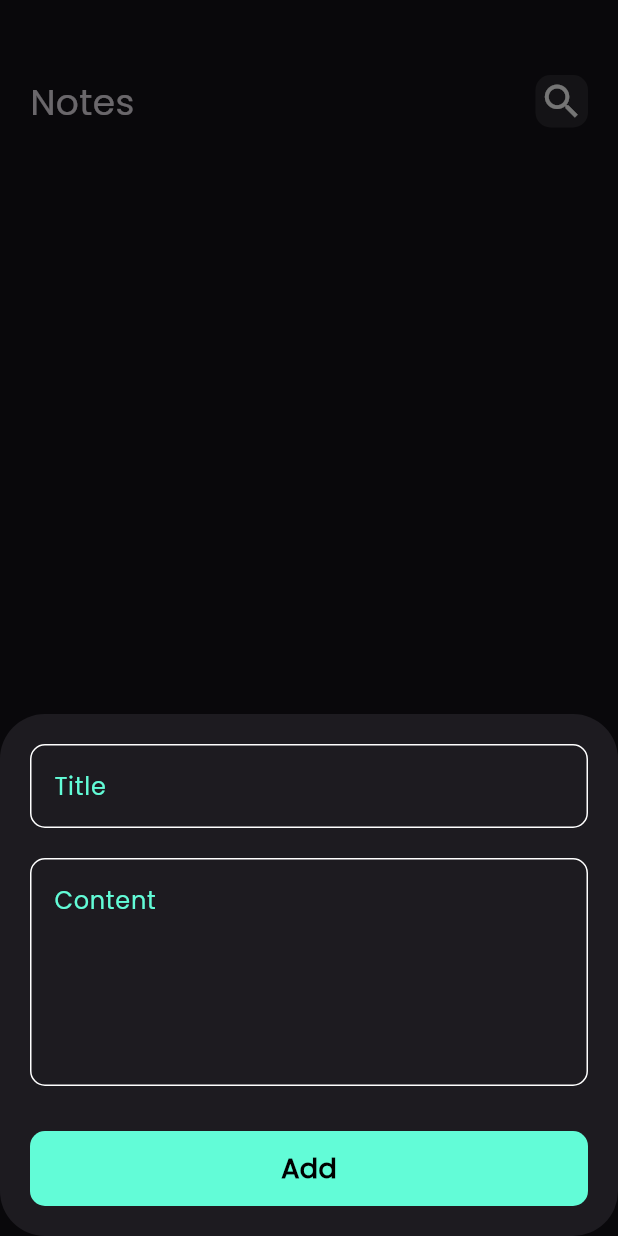
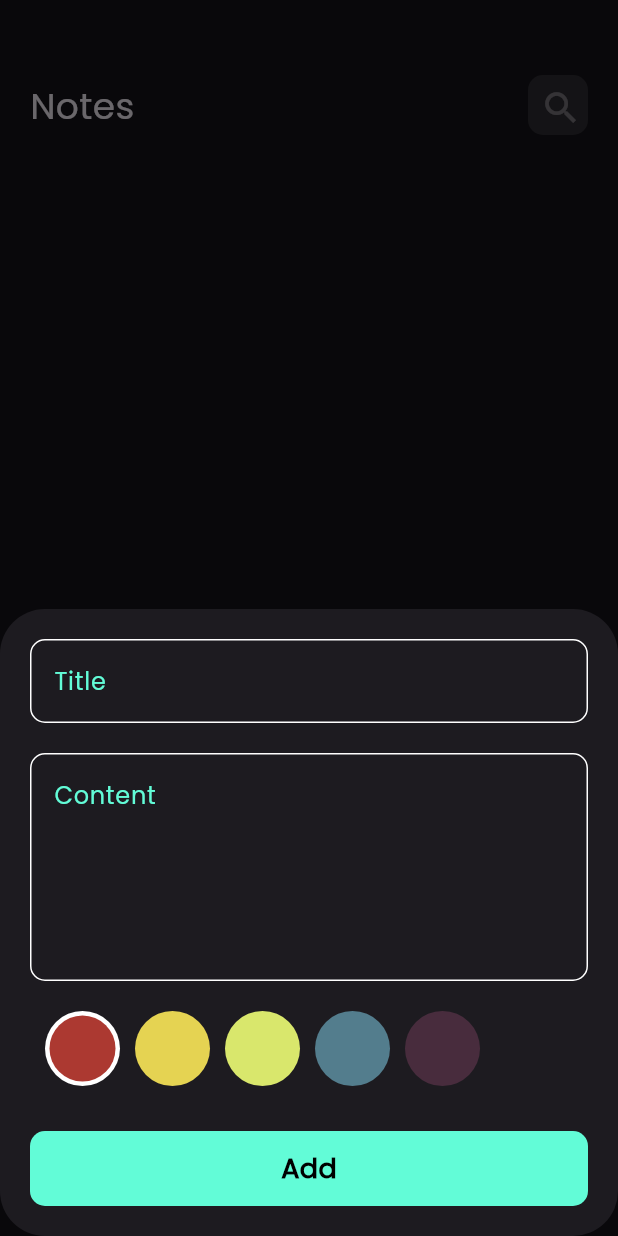
Before and after one commit to MohamedSoliman1368/note_app, a Flutter app: the screen it shows after launch, after a tap on the "add" icon, on a phone screen of 412 x 824 dp. Run offline on Flutter 3.47's test engine with Material 3 defaults, Android fonts, the phone set to English and light mode, and no system bars; our stand-ins replace flutter_bloc, font_awesome_flutter, hive, hive_flutter, modal_progress_hud_nsn; accounts and stored records are empty.

Commit message:
add color note

```diff
--- a/lib/cubits/cubit_add_note/add_note_cubit.dart
+++ b/lib/cubits/cubit_add_note/add_note_cubit.dart
@@ -1,3 +1,5 @@
+import 'dart:ui';
+
 import 'package:flutter_bloc/flutter_bloc.dart';
 import 'package:hive/hive.dart';
 import 'package:note/models/note_model.dart';
@@ -7,8 +9,9 @@ import 'add_note_state.dart';
 
 class AddNoteCubit extends Cubit <AddNoteState>{
   AddNoteCubit() : super(AddNoteInitial());
-
-  addNote(NoteModel note){
+  Color color = const Color(0xffAC3931);
+  addNote(NoteModel note)async{
+    note.color = color.value;
     emit(AddNoteLoading());
     try {
       var notesBox = Hive.box<NoteModel>(kNoteBox);
--- a/lib/cubits/note_cubit/note_cubit.dart
+++ b/lib/cubits/note_cubit/note_cubit.dart
@@ -12,5 +12,6 @@ class NoteCubit extends Cubit<NoteState> {
   fetchNotes() {
     var notesBox = Hive.box<NoteModel>(kNoteBox);
     notes = notesBox.values.toList();
+    emit(NoteSuccess());
   }
 }
--- a/lib/cubits/note_cubit/note_state.dart
+++ b/lib/cubits/note_cubit/note_state.dart
@@ -3,3 +3,4 @@ import '../../models/note_model.dart';
 
 class NoteState{}
 class NoteInitial extends NoteState{}
+class NoteSuccess extends NoteState{}
--- a/lib/main.dart
+++ b/lib/main.dart
@@ -4,9 +4,10 @@ import 'package:hive_flutter/adapters.dart';
 import 'package:note/constants.dart';
 import 'package:note/simple_bloc_observer.dart';
 import 'package:note/views/home_view.dart';
+import 'cubits/note_cubit/note_cubit.dart';
 import 'models/note_model.dart';
 
-void main()async {
+void main() async {
   await Hive.initFlutter();
   Bloc.observer = SimpleBlocObserver();
   Hive.registerAdapter(NoteModelAdapter());
@@ -19,14 +20,17 @@ class NoteApp extends StatelessWidget {
 
   @override
   Widget build(BuildContext context) {
-    return MaterialApp(
-      debugShowCheckedModeBanner: false,
-      theme: ThemeData(
-        fontFamily:'Poppins',
-        brightness: Brightness.dark,
+    return BlocProvider(
+      create: (context) =>  NoteCubit(),
+      child: MaterialApp(
+        debugShowCheckedModeBanner: false,
+        theme: ThemeData(
+          fontFamily: 'Poppins',
+          brightness: Brightness.dark,
+        ),
+        home: const HomeView(),
+
       ),
-      home: const HomeView(),
-
     );
   }
 }
--- a/lib/models/note_model.dart
+++ b/lib/models/note_model.dart
@@ -4,13 +4,13 @@ part 'note_model.g.dart';
 @HiveType(typeId: 0)
 class NoteModel extends HiveObject {
   @HiveField(0)
-  final String title;
+   String title;
   @HiveField(1)
-  final String subtitle;
+   String subtitle;
   @HiveField(2)
   final String date;
   @HiveField(3)
-  final int color;
+   int color;
 
   NoteModel({required this.title, required this.subtitle, required this.date, required this.color});
 }
--- a/lib/views/home_view.dart
+++ b/lib/views/home_view.dart
@@ -10,9 +10,7 @@ class HomeView extends StatelessWidget {
 
   @override
   Widget build(BuildContext context) {
-    return BlocProvider(
-      create: (context) => NoteCubit(),
-      child: Scaffold(
+    return Scaffold(
       resizeToAvoidBottomInset: false,
       floatingActionButton: FloatingActionButton(
         onPressed: () {
@@ -33,7 +31,6 @@ class HomeView extends StatelessWidget {
         child: const Icon(Icons.add),
       ),
       body: const NotesViewBody(),
-      ),
     );
   }
 }
--- a/lib/views/widgets/add_note_bottom_sheet.dart
+++ b/lib/views/widgets/add_note_bottom_sheet.dart
@@ -3,6 +3,7 @@ import 'package:flutter_bloc/flutter_bloc.dart';
 import 'package:modal_progress_hud_nsn/modal_progress_hud_nsn.dart';
 import '../../cubits/cubit_add_note/add_note_cubit.dart';
 import '../../cubits/cubit_add_note/add_note_state.dart';
+import '../../cubits/note_cubit/note_cubit.dart';
 import 'add_note_form.dart';
 
 class AddNoteBottomSheet extends StatelessWidget {
@@ -19,6 +20,7 @@ class AddNoteBottomSheet extends StatelessWidget {
           }
           if (state is AddNoteSuccess) {
             Navigator.pop(context);
+            BlocProvider.of<NoteCubit>(context).fetchNotes();
           }
         },
         builder: (context, state) {
--- a/lib/views/widgets/add_note_form.dart
+++ b/lib/views/widgets/add_note_form.dart
@@ -5,8 +5,9 @@ import 'package:intl/intl.dart';
 import '../../cubits/cubit_add_note/add_note_cubit.dart';
 import '../../cubits/cubit_add_note/add_note_state.dart';
 import '../../models/note_model.dart';
+import 'color_item.dart';
 import 'custom_button.dart';
-import 'custom_text_field.dart';
+import 'custom_text_form_field.dart';
 
 class AddNoteForm extends StatefulWidget {
   const AddNoteForm({super.key});
@@ -28,20 +29,22 @@ class _AddNoteFormState extends State<AddNoteForm> {
       child: Column(
         children: [
           const SizedBox(height: 20),
-          CustomTextField(
+          CustomTextFormField(
             hintText: 'Title',
             onSaved: (value) {
               title = value;
             },
           ),
           const SizedBox(height: 20),
-          CustomTextField(
+          CustomTextFormField(
             hintText: 'Content',
             maxLines: 5,
             onSaved: (value) {
               subtitle = value;
             },
           ),
+          const SizedBox(height: 20),
+          ColorsList(),
           const SizedBox(height: 30),
           BlocBuilder<AddNoteCubit, AddNoteState>(
             builder: (context, state) {
--- /dev/null
+++ b/lib/views/widgets/color_item.dart
@@ -0,0 +1,64 @@
+import 'package:flutter/material.dart';
+import 'package:flutter_bloc/flutter_bloc.dart';
+
+import '../../cubits/cubit_add_note/add_note_cubit.dart';
+
+class ColorsItem extends StatelessWidget {
+  const ColorsItem({super.key, required this.isSelected, required this.color});
+
+  final bool isSelected;
+  final Color color;
+
+  @override
+  Widget build(BuildContext context) {
+    return isSelected
+        ? CircleAvatar(
+          radius: 25,
+          backgroundColor: Colors.white,
+          child: CircleAvatar(radius: 22, backgroundColor: color),
+        )
+        : CircleAvatar(radius: 25, backgroundColor: color);
+  }
+}
+
+class ColorsList extends StatefulWidget {
+  const ColorsList({super.key});
+
+  @override
+  State<ColorsList> createState() => _ColorsListState();
+}
+
+class _ColorsListState extends State<ColorsList> {
+  int currentIndex = 0;
+
+  List<Color> colors = const [
+    Color(0xffAC3931),
+    Color(0xffE5D352),
+    Color(0xffD9E76C),
+    Color(0xff537D8D),
+    Color(0xff482C3D),
+  ];
+  @override
+  Widget build(BuildContext context) {
+    return SizedBox(
+      height: 25 * 2,
+      child: ListView.builder(
+        scrollDirection: Axis.horizontal,
+        itemCount: colors.length,
+        itemBuilder: (context, index) {
+          return Padding(
+            padding: const EdgeInsets.only(left: 10),
+            child: GestureDetector(
+              onTap: () {
+                currentIndex = index;
+                BlocProvider.of<AddNoteCubit>(context).color = colors[index];
+                setState(() {});
+              },
+              child: ColorsItem(isSelected: currentIndex == index, color: colors[index]),
+            ),
+          );
+        },
+      ),
+    );
+  }
+}
--- a/lib/views/widgets/custom_app_bar.dart
+++ b/lib/views/widgets/custom_app_bar.dart
@@ -1,12 +1,13 @@
 import 'package:flutter/cupertino.dart';
 import 'package:flutter/material.dart';
 
-import 'custom_icon_search.dart';
+import 'custom_icon.dart';
 
 class CustomAppBar extends StatelessWidget {
-  const CustomAppBar({super.key, required this.title, required this.icon});
+  const CustomAppBar({super.key, required this.title, required this.icon, this.onPressed});
   final String title;
   final IconData icon;
+  final void Function()? onPressed;
 
   @override
   Widget build(BuildContext context) {
@@ -14,7 +15,7 @@ class CustomAppBar extends StatelessWidget {
       children: [
          Text(title, style: TextStyle(fontSize: 24)),
         const Spacer(),
-        CustomIconSearch(icon: icon,),
+        CustomIcon(icon: icon,onPressed:onPressed ,),
       ],
     );
   }
--- a/lib/views/widgets/custom_icon_search.dart
+++ b/lib/views/widgets/custom_icon.dart
@@ -1,20 +1,20 @@
 import 'package:flutter/material.dart';
 
-class CustomIconSearch extends StatelessWidget {
-  const CustomIconSearch({
-    super.key, required this.icon,
-  });
+class CustomIcon extends StatelessWidget {
+  const CustomIcon({super.key, required this.icon, this.onPressed});
   final IconData icon;
+  final void Function()? onPressed;
 
   @override
   Widget build(BuildContext context) {
     return Container(
-      height: 35,
-      width: 35,
+      height: 40,
+      width: 40,
       decoration: BoxDecoration(
         color: Colors.white.withValues(alpha: 0.1),
         borderRadius: BorderRadius.circular(10),
       ),
-      child: Icon(icon, size: 30,),);
+      child: IconButton(onPressed: onPressed, icon: Icon(icon, size: 28)),
+    );
   }
 }
--- a/lib/views/widgets/custom_text_field.dart
+++ b/lib/views/widgets/custom_text_form_field.dart
@@ -1,10 +1,11 @@
 import 'package:flutter/material.dart';
 import '../../constants.dart';
-class CustomTextField extends StatelessWidget {
-  const CustomTextField({super.key, this.hintText, this.maxLines=1, this.onSaved});
+class CustomTextFormField extends StatelessWidget {
+  const CustomTextFormField({super.key, this.hintText, this.maxLines=1, this.onSaved, this.onChanged});
   final String? hintText;
   final int? maxLines;
   final void Function(String?)? onSaved;
+  final void Function(String?)? onChanged;
 
   @override
   Widget build(BuildContext context) {
@@ -16,6 +17,7 @@ class CustomTextField extends StatelessWidget {
           return null;
         }
       },
+      onChanged:onChanged ,
       onSaved: onSaved,
       maxLines: maxLines,
       cursorColor: kPrimaryColor,
```
Also changed, not shown: lib/views/edit_note_view.dart (+6 -2 lines), lib/views/widgets/edit_note_view_body.dart (+34 -10 lines), lib/views/widgets/note_item.dart (+6 -3 lines). Lines whose indentation alone changed are shown as unchanged.
